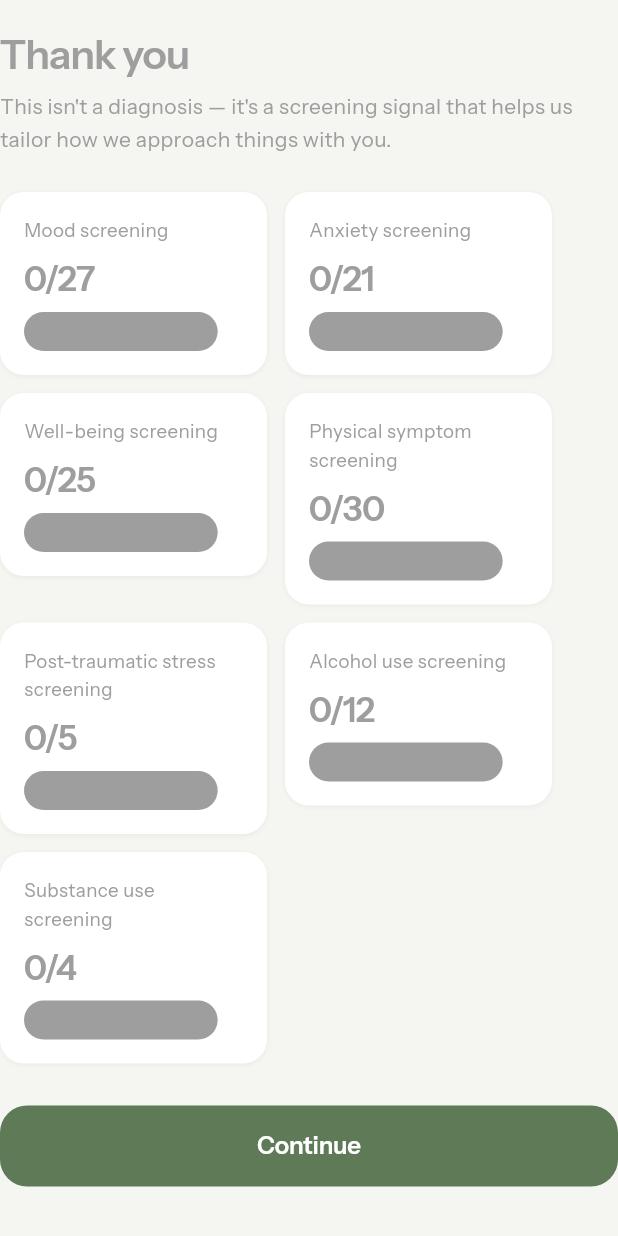
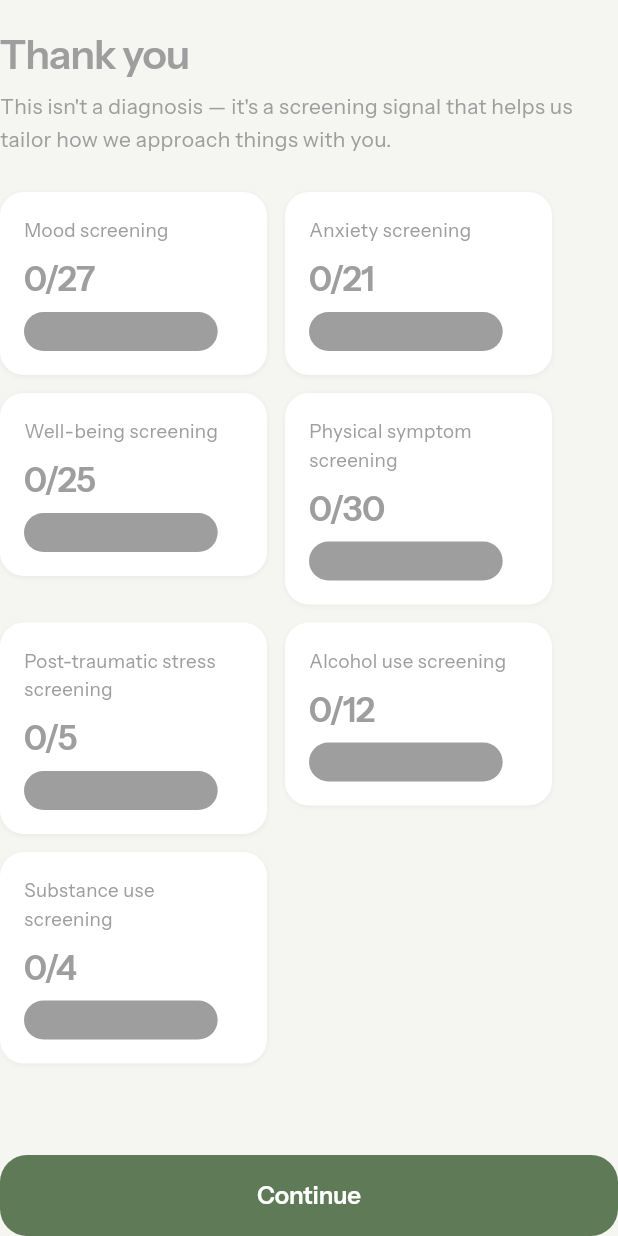
Before and after one commit to rasitinam/mental-ai, a Flutter app: the _ResultView widget shown alone on an empty page, opened directly with empty values, on a phone screen of 412 x 824 dp. Run offline on Flutter 3.47's test engine with Material 3 defaults, Android fonts, the phone set to English and light mode, and no system bars; our stand-ins replace dio, flutter_riverpod, go_router, image_picker, shared_preferences; accounts and stored records are empty; network calls fail.

Commit message:
Fix floating-nav-bar overlap hiding buttons on several shell screens
Audited every screen inside the shell for the same class of bug already
fixed once for the story submit button: fixed bottom-anchored content
(a button, a composer) sitting behind HomeShell's floating nav bar
instead of above it.

- DM thread screen: accept/decline buttons, the "waiting" notice, and
  the message composer were all unreachable on Android after /dm moved
  into the shell — their bottom padding never got updated to match
  (24/28px instead of 140px)
- DM inbox list: same fix for its bottom padding
- Diagnoses screen: its own Save button, rendered via Scaffold's own
  bottomNavigationBar slot, rendered exactly where the outer floating
  bar sits (same underlying cause, different mechanism)
- Assessment result screen: pinned the "Devam et" button below the
  score-card scroll area instead of as the last scrollable item, so it
  can't be missed regardless of how much content (now 7 cards instead
  of 2) is above it

Co-Authored-By: Claude Sonnet 5 <noreply@anthropic.com>

```diff
--- a/app/lib/features/assessment/presentation/assessment_screen.dart
+++ b/app/lib/features/assessment/presentation/assessment_screen.dart
@@ -334,14 +334,27 @@ class _ResultView extends StatelessWidget {
       (title: l10n.assessmentResultSubstance, score: result.cageaidScore, max: 4, band: result.substanceBand),
     ];
 
-    return SingleChildScrollView(
+    // The button is a direct `Column` child, outside the
+    // `SingleChildScrollView` — seven score cards is enough content that
+    // it doesn't always fit on one screen, and a "Devam et" that only
+    // existed at the bottom of a scrollable area reads as a missing
+    // button to someone who never scrolls down. Pinning it below the
+    // scroll area means it's always visible regardless of how tall the
+    // card grid or the crisis banner get.
+    return Column(
+      crossAxisAlignment: CrossAxisAlignment.stretch,
+      children: [
+        Expanded(
+          child: SingleChildScrollView(
             child: Column(
               crossAxisAlignment: CrossAxisAlignment.stretch,
               children: [
                 const SizedBox(height: 20),
-          Text(l10n.assessmentResultTitle, style: AppTypography.largeTitle.copyWith(color: palette.textPrimary)),
+                Text(l10n.assessmentResultTitle,
+                    style: AppTypography.largeTitle.copyWith(color: palette.textPrimary)),
                 const SizedBox(height: 8),
-          Text(l10n.assessmentResultNote, style: AppTypography.subheadline.copyWith(color: palette.textSecondary)),
+                Text(l10n.assessmentResultNote,
+                    style: AppTypography.subheadline.copyWith(color: palette.textSecondary)),
                 const SizedBox(height: 24),
                 Wrap(
                   spacing: 12,
@@ -364,10 +377,14 @@ class _ResultView extends StatelessWidget {
                   const SizedBox(height: 20),
                   _AssessmentCrisisBanner(palette: palette, l10n: l10n),
                 ],
-          const SizedBox(height: 28),
+                const SizedBox(height: 16),
+              ],
+            ),
+          ),
+        ),
+        const SizedBox(height: 12),
         AppPrimaryButton(label: l10n.assessmentContinueCta, onPressed: onContinue),
       ],
-      ),
     );
   }
 }
--- a/app/lib/features/social/presentation/dm_inbox_screen.dart
+++ b/app/lib/features/social/presentation/dm_inbox_screen.dart
@@ -107,7 +107,10 @@ class _DmInboxScreenState extends ConsumerState<DmInboxScreen> {
                           ],
                         )
                       : ListView.builder(
-                          padding: const EdgeInsets.fromLTRB(22, 0, 22, 28),
+                          // 140 rather than 28: this route now lives
+                          // inside the shell, so the floating nav bar
+                          // sits over the last ~100px of the list.
+                          padding: const EdgeInsets.fromLTRB(22, 0, 22, 140),
                           itemCount: list.length,
                           itemBuilder: (context, i) => _ThreadRow(
                             thread: list[i],
```
Also changed, not shown: app/lib/features/profile/presentation/diagnoses_screen.dart (+6 -1 lines), app/lib/features/social/presentation/dm_thread_screen.dart (+8 -3 lines). Lines whose indentation alone changed are shown as unchanged.
